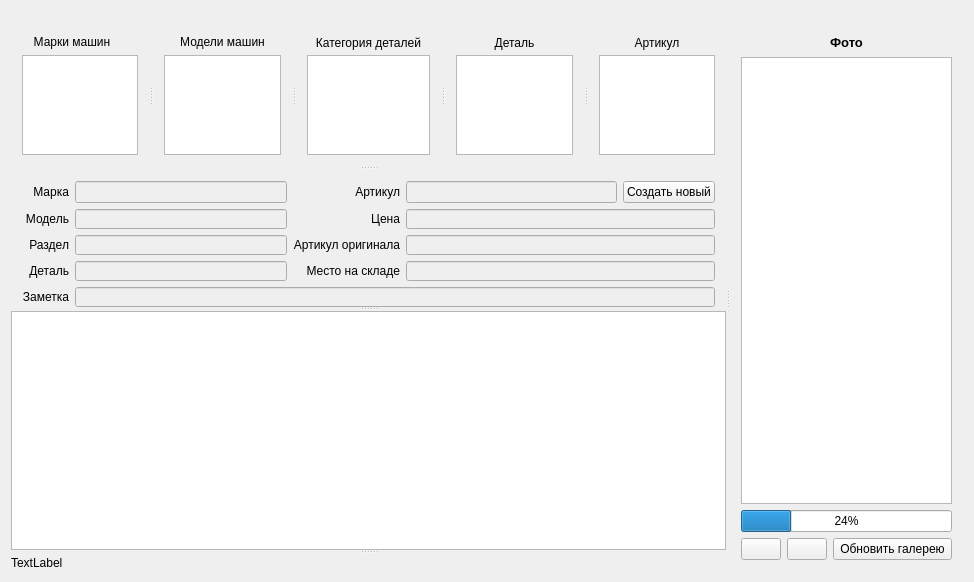
First picture: the form in mainwindow.ui, repository Krerg/carDetailsControl, before the edit.
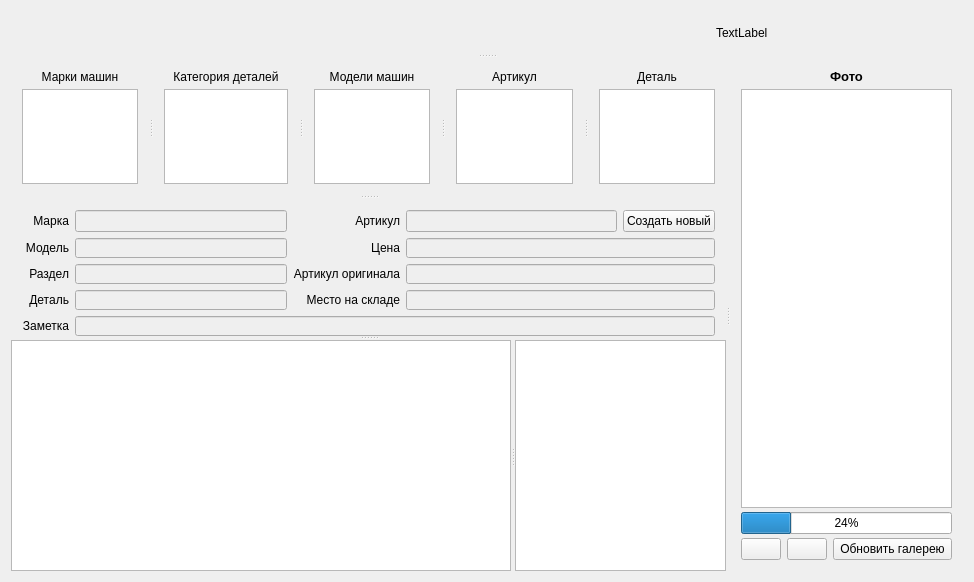
Second picture: the form after the edit. Icons and pictures are not drawn.

Commit message: Added gallery file list. Fixed file saving.

```diff
--- a/mainwindow.ui
+++ b/mainwindow.ui
@@ -22,30 +22,54 @@
   <property name="windowTitle">
    <string>MainWindow</string>
   </property>
+  <layout class="QGridLayout" name="gridLayout_4">
+   <item row="0" column="0">
+    <widget class="QSplitter" name="splitter_6">
+     <property name="orientation">
+      <enum>Qt::Vertical</enum>
+     </property>
+     <widget class="QWidget" name="">
   <layout class="QGridLayout" name="gridLayout_2">
+       <property name="sizeConstraint">
+        <enum>QLayout::SetMinAndMaxSize</enum>
+       </property>
    <item row="0" column="0">
     <spacer name="verticalSpacer">
      <property name="orientation">
-      <enum>Qt::Vertical</enum>
+          <enum>Qt::Horizontal</enum>
      </property>
      <property name="sizeType">
       <enum>QSizePolicy::Fixed</enum>
      </property>
      <property name="sizeHint" stdset="0">
       <size>
-       <width>137</width>
-       <height>13</height>
+           <width>694</width>
+           <height>17</height>
       </size>
      </property>
     </spacer>
    </item>
-   <item row="1" column="0">
+       <item row="0" column="1">
+        <widget class="QLabel" name="label_16">
+         <property name="maximumSize">
+          <size>
+           <width>16777215</width>
+           <height>21</height>
+          </size>
+         </property>
+         <property name="text">
+          <string>TextLabel</string>
+         </property>
+        </widget>
+       </item>
+      </layout>
+     </widget>
+     <widget class="QSplitter" name="splitter_5">
+      <property name="orientation">
+       <enum>Qt::Horizontal</enum>
+      </property>
     <widget class="QSplitter" name="splitter_3">
      <property name="orientation">
-      <enum>Qt::Horizontal</enum>
-     </property>
-     <widget class="QSplitter" name="splitter_2">
-      <property name="orientation">
        <enum>Qt::Vertical</enum>
       </property>
       <widget class="QSplitter" name="splitter">
@@ -65,7 +89,10 @@
         <enum>Qt::Horizontal</enum>
        </property>
        <widget class="QWidget" name="layoutWidget">
-        <layout class="QVBoxLayout" name="verticalLayout">
+         <layout class="QVBoxLayout" name="verticalLayout_4">
+          <property name="spacing">
+           <number>4</number>
+          </property>
          <item>
           <widget class="QLabel" name="label">
            <property name="sizePolicy">
@@ -74,9 +101,9 @@
              <verstretch>0</verstretch>
             </sizepolicy>
            </property>
-           <property name="maximumSize">
+            <property name="minimumSize">
             <size>
-             <width>100</width>
+              <width>0</width>
              <height>16</height>
             </size>
            </property>
@@ -87,74 +114,11 @@
          </item>
          <item>
           <widget class="QListView" name="carMake">
-           <property name="enabled">
-            <bool>true</bool>
-           </property>
            <property name="sizePolicy">
             <sizepolicy hsizetype="Preferred" vsizetype="Expanding">
              <horstretch>0</horstretch>
              <verstretch>0</verstretch>
             </sizepolicy>
-           </property>
-           <property name="maximumSize">
-            <size>
-             <width>2000</width>
-             <height>2000</height>
-            </size>
-           </property>
-           <property name="baseSize">
-            <size>
-             <width>0</width>
-             <height>300</height>
-            </size>
-           </property>
-           <property name="sizeAdjustPolicy">
-            <enum>QAbstractScrollArea::AdjustToContents</enum>
-           </property>
-           <property name="spacing">
-            <number>0</number>
-           </property>
-           <property name="batchSize">
-            <number>50</number>
-           </property>
-          </widget>
-         </item>
-        </layout>
-       </widget>
-       <widget class="QWidget" name="layoutWidget">
-        <layout class="QVBoxLayout" name="verticalLayout_2">
-         <item>
-          <widget class="QLabel" name="label_2">
-           <property name="sizePolicy">
-            <sizepolicy hsizetype="Preferred" vsizetype="Fixed">
-             <horstretch>0</horstretch>
-             <verstretch>0</verstretch>
-            </sizepolicy>
-           </property>
-           <property name="minimumSize">
-            <size>
-             <width>0</width>
-             <height>0</height>
-            </size>
-           </property>
-           <property name="text">
-            <string>&lt;html&gt;&lt;head/&gt;&lt;body&gt;&lt;p align=&quot;center&quot;&gt;Модели машин&lt;/p&gt;&lt;/body&gt;&lt;/html&gt;</string>
-           </property>
-          </widget>
-         </item>
-         <item>
-          <widget class="QListView" name="carModel">
-           <property name="sizePolicy">
-            <sizepolicy hsizetype="Preferred" vsizetype="Expanding">
-             <horstretch>0</horstretch>
-             <verstretch>0</verstretch>
-            </sizepolicy>
-           </property>
-           <property name="minimumSize">
-            <size>
-             <width>0</width>
-             <height>0</height>
-            </size>
            </property>
            <property name="maximumSize">
             <size>
@@ -233,12 +197,12 @@
         </layout>
        </widget>
        <widget class="QWidget" name="layoutWidget">
-        <layout class="QVBoxLayout" name="verticalLayout_4">
+         <layout class="QVBoxLayout" name="verticalLayout_2">
          <property name="spacing">
           <number>4</number>
          </property>
          <item>
-          <widget class="QLabel" name="label_4">
+           <widget class="QLabel" name="label_2">
            <property name="sizePolicy">
             <sizepolicy hsizetype="Preferred" vsizetype="Fixed">
              <horstretch>0</horstretch>
@@ -252,18 +216,12 @@
             </size>
            </property>
            <property name="text">
-            <string>&lt;html&gt;&lt;head/&gt;&lt;body&gt;&lt;p align=&quot;center&quot;&gt;Деталь&lt;/p&gt;&lt;/body&gt;&lt;/html&gt;</string>
-           </property>
-           <property name="scaledContents">
-            <bool>false</bool>
-           </property>
-           <property name="alignment">
-            <set>Qt::AlignLeading|Qt::AlignLeft|Qt::AlignVCenter</set>
+             <string>&lt;html&gt;&lt;head/&gt;&lt;body&gt;&lt;p align=&quot;center&quot;&gt;Модели машин&lt;/p&gt;&lt;/body&gt;&lt;/html&gt;</string>
            </property>
           </widget>
          </item>
          <item>
-          <widget class="QListView" name="detail">
+           <widget class="QListView" name="carModel">
            <property name="sizePolicy">
             <sizepolicy hsizetype="Preferred" vsizetype="Expanding">
              <horstretch>0</horstretch>
@@ -343,6 +301,63 @@
          </item>
         </layout>
        </widget>
+        <widget class="QWidget" name="layoutWidget">
+         <layout class="QVBoxLayout" name="verticalLayout">
+          <property name="spacing">
+           <number>4</number>
+          </property>
+          <item>
+           <widget class="QLabel" name="label_4">
+            <property name="sizePolicy">
+             <sizepolicy hsizetype="Preferred" vsizetype="Fixed">
+              <horstretch>0</horstretch>
+              <verstretch>0</verstretch>
+             </sizepolicy>
+            </property>
+            <property name="minimumSize">
+             <size>
+              <width>0</width>
+              <height>16</height>
+             </size>
+            </property>
+            <property name="text">
+             <string>&lt;html&gt;&lt;head/&gt;&lt;body&gt;&lt;p align=&quot;center&quot;&gt;Деталь&lt;/p&gt;&lt;/body&gt;&lt;/html&gt;</string>
+            </property>
+            <property name="scaledContents">
+             <bool>false</bool>
+            </property>
+            <property name="alignment">
+             <set>Qt::AlignLeading|Qt::AlignLeft|Qt::AlignVCenter</set>
+            </property>
+           </widget>
+          </item>
+          <item>
+           <widget class="QListView" name="detail">
+            <property name="sizePolicy">
+             <sizepolicy hsizetype="Preferred" vsizetype="Expanding">
+              <horstretch>0</horstretch>
+              <verstretch>0</verstretch>
+             </sizepolicy>
+            </property>
+            <property name="maximumSize">
+             <size>
+              <width>2000</width>
+              <height>2000</height>
+             </size>
+            </property>
+            <property name="baseSize">
+             <size>
+              <width>0</width>
+              <height>300</height>
+             </size>
+            </property>
+            <property name="sizeAdjustPolicy">
+             <enum>QAbstractScrollArea::AdjustToContents</enum>
+            </property>
+           </widget>
+          </item>
+         </layout>
+        </widget>
       </widget>
       <widget class="QWidget" name="layoutWidget">
        <layout class="QGridLayout" name="gridLayout">
@@ -655,7 +670,37 @@
         </item>
        </layout>
       </widget>
+       <widget class="QSplitter" name="splitter_2">
+        <property name="orientation">
+         <enum>Qt::Horizontal</enum>
+        </property>
       <widget class="QListWidget" name="articleGallery">
+         <property name="sizePolicy">
+          <sizepolicy hsizetype="Minimum" vsizetype="Expanding">
+           <horstretch>0</horstretch>
+           <verstretch>0</verstretch>
+          </sizepolicy>
+         </property>
+         <property name="minimumSize">
+          <size>
+           <width>500</width>
+           <height>0</height>
+          </size>
+         </property>
+         <property name="maximumSize">
+          <size>
+           <width>16777215</width>
+           <height>16777215</height>
+          </size>
+         </property>
+        </widget>
+        <widget class="QListView" name="galleryFilesList">
+         <property name="minimumSize">
+          <size>
+           <width>150</width>
+           <height>0</height>
+          </size>
+         </property>
        <property name="baseSize">
         <size>
          <width>0</width>
@@ -680,45 +725,14 @@
        <property name="textElideMode">
         <enum>Qt::ElideLeft</enum>
        </property>
-       <property name="movement">
-        <enum>QListView::Static</enum>
-       </property>
-       <property name="resizeMode">
-        <enum>QListView::Adjust</enum>
-       </property>
-       <property name="layoutMode">
-        <enum>QListView::Batched</enum>
-       </property>
-       <property name="spacing">
-        <number>0</number>
-       </property>
-       <property name="gridSize">
-        <size>
-         <width>90</width>
-         <height>90</height>
-        </size>
-       </property>
-       <property name="viewMode">
-        <enum>QListView::IconMode</enum>
-       </property>
-       <property name="modelColumn">
-        <number>0</number>
-       </property>
-       <property name="uniformItemSizes">
-        <bool>false</bool>
-       </property>
-       <property name="batchSize">
-        <number>1</number>
-       </property>
-      </widget>
-      <widget class="QLabel" name="label_16">
-       <property name="text">
-        <string>TextLabel</string>
-       </property>
+        </widget>
       </widget>
      </widget>
      <widget class="QWidget" name="layoutWidget">
       <layout class="QVBoxLayout" name="mainGalleryLayout">
+        <property name="spacing">
+         <number>4</number>
+        </property>
        <item>
         <widget class="QLabel" name="label_14">
          <property name="sizePolicy">
@@ -860,6 +874,7 @@
       </layout>
      </widget>
     </widget>
+    </widget>
    </item>
   </layout>
  </widget>
```
Left out of the diff: 7 changed lines with no effect on the pictures. Lines whose indentation alone changed are shown as unchanged. The commit also changes 4 other files.
